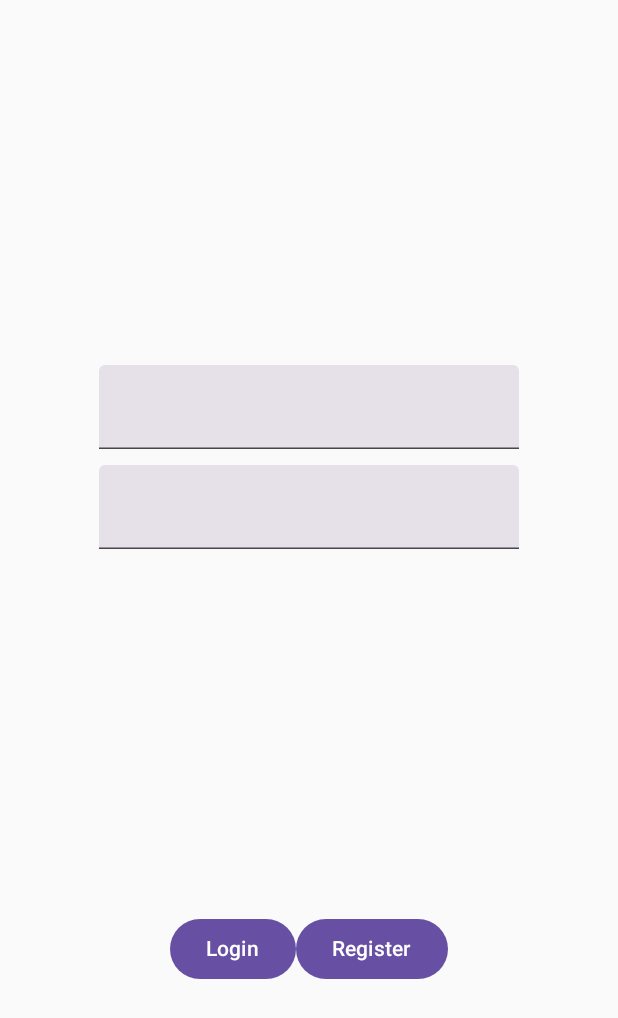
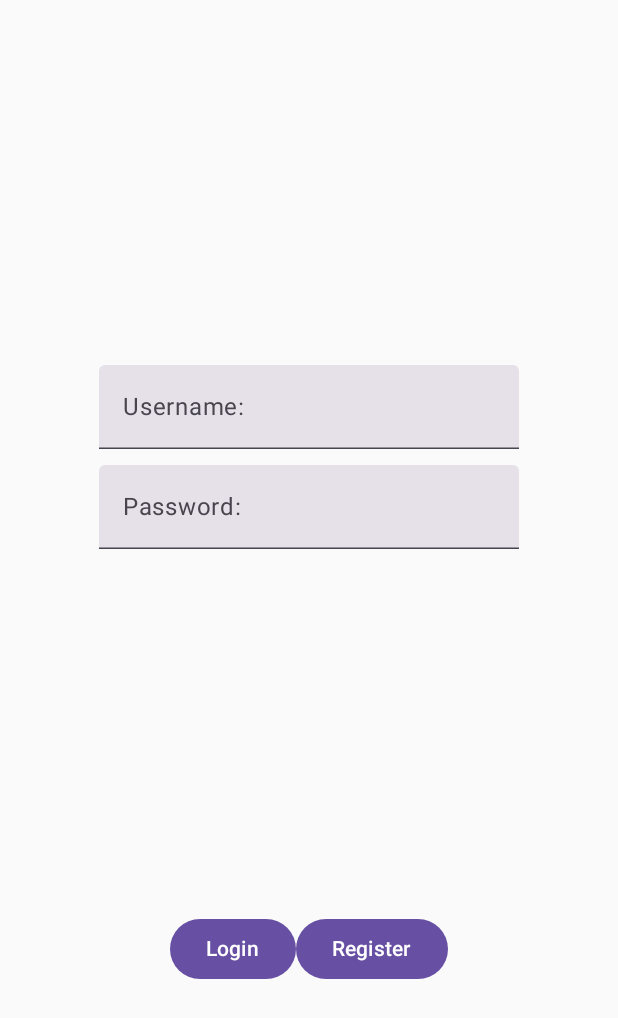
Before and after one commit to thePhenom21/talkativeJetpack, an Android app built with Jetpack Compose: the screen it shows after launch (MainActivity), on a phone screen of 412 x 824 dp. Shown: the top 1018 px of the screen. Run offline under Robolectric (Android 15) with nearby library versions, the phone set to English and light mode, and no system bars.

Commit message:
initial set up

```diff
--- a/app/src/main/java/com/cosulabs/talkative/views/LoginPage.kt
+++ b/app/src/main/java/com/cosulabs/talkative/views/LoginPage.kt
@@ -34,8 +34,8 @@ class LoginPage : ComponentActivity() {
         Column (horizontalAlignment = Alignment.CenterHorizontally, verticalArrangement = Arrangement.SpaceEvenly, modifier = Modifier.fillMaxSize()){
             Column(verticalArrangement = Arrangement.Center, modifier = Modifier.height((
                 LocalConfiguration.current.screenHeightDp.dec() / 3).dp)) {
-                TextField(modifier = Modifier.padding(5.dp),value = "", onValueChange = {})
-                TextField(modifier = Modifier.padding(5.dp),value = "", onValueChange = {})
+                TextField(placeholder = {Text("Username:")},modifier = Modifier.padding(5.dp),value = "", onValueChange = {})
+                TextField(placeholder = {Text("Password:")},modifier = Modifier.padding(5.dp),value = "", onValueChange = {})
             }
             Row {
                 Button(onClick = {}) {
```
Also changed, not shown: app/src/main/java/com/cosulabs/talkative/models/UserModel.kt (added, +7 -0 lines), app/src/main/java/com/cosulabs/talkative/viewmodels/LoginPageViewModel.kt (added, +7 -0 lines).
